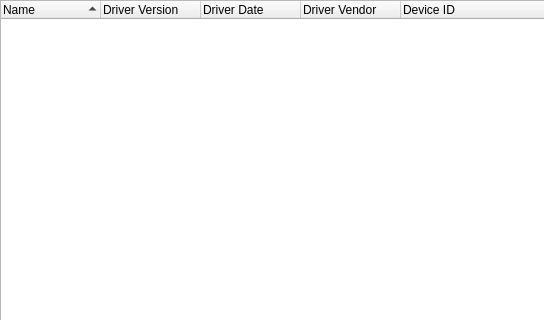
The window that source/client/desktop/sys_info/sys_info_widget_devices.ui (dchapyshev/aspia) describes before a commit, drawn with Qt 5; both pictures show x 0 to 544 and y 0 to 320 of the 715 by 495 pixel window.
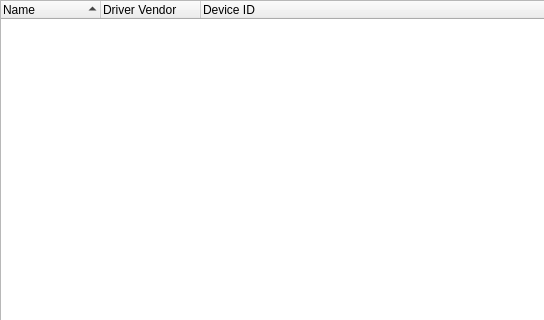
The same window after the commit.

Commit message: System info for linux.

Diff of the .ui file:
```diff
--- a/source/client/desktop/sys_info/sys_info_widget_devices.ui
+++ b/source/client/desktop/sys_info/sys_info_widget_devices.ui
@@ -48,16 +48,6 @@
        <string>Name</string>
       </property>
      </column>
-     <column>
-      <property name="text">
-       <string>Driver Version</string>
-      </property>
-     </column>
-     <column>
-      <property name="text">
-       <string>Driver Date</string>
-      </property>
-     </column>
      <column>
       <property name="text">
        <string>Driver Vendor</string>
```
The commit also changes 10 other files.
